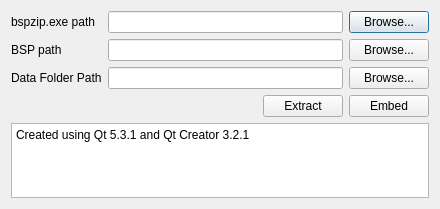
The window that bspzipgui.ui (geotavros/BspZipGui) describes before a commit, drawn with Qt 5.
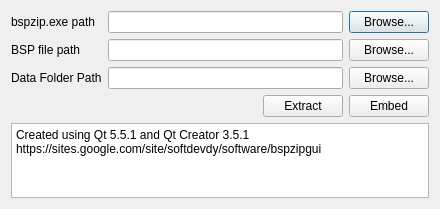
The same window after the commit.

Commit message: Change Qt version in description

Patch:
```diff
--- a/bspzipgui.ui
+++ b/bspzipgui.ui
@@ -36,7 +36,7 @@
      <item row="1" column="0">
       <widget class="QLabel" name="label_2">
        <property name="text">
-        <string>BSP path</string>
+        <string>BSP file path</string>
        </property>
       </widget>
      </item>
@@ -103,7 +103,8 @@
    <item>
     <widget class="QPlainTextEdit" name="console">
      <property name="plainText">
-      <string>Created using Qt 5.3.1 and Qt Creator 3.2.1
+      <string>Created using Qt 5.5.1 and Qt Creator 3.5.1
+https://sites.google.com/site/softdevdy/software/bspzipgui
 </string>
      </property>
     </widget>
```
